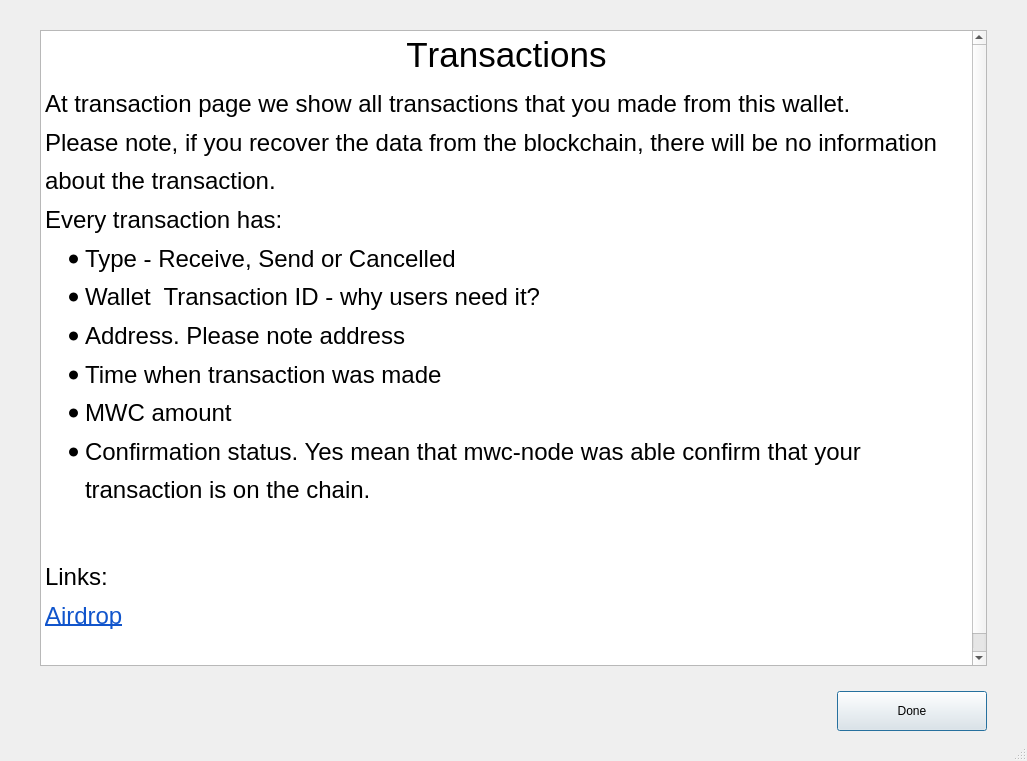
Qt form dialogs/helpdlg.ui (0xkobe/mwc-wallet) before a commit.
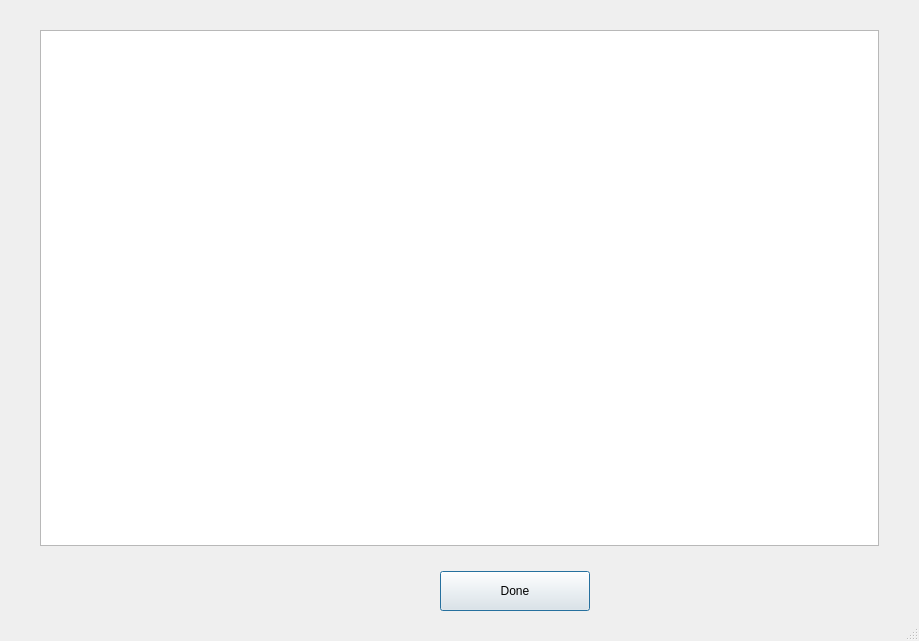
The same form after that commit. Icons and pictures are not drawn. Custom widgets are drawn as their Qt base class.

Commit message: Help content is done

```diff
--- a/dialogs/helpdlg.ui
+++ b/dialogs/helpdlg.ui
@@ -6,8 +6,8 @@
    <rect>
     <x>0</x>
     <y>0</y>
-    <width>1027</width>
-    <height>761</height>
+    <width>919</width>
+    <height>641</height>
    </rect>
   </property>
   <property name="windowTitle">
@@ -37,31 +37,29 @@
    </property>
    <item>
     <widget class="QTextBrowser" name="browser">
+     <property name="verticalScrollBarPolicy">
+      <enum>Qt::ScrollBarAsNeeded</enum>
+     </property>
+     <property name="sizeAdjustPolicy">
+      <enum>QAbstractScrollArea::AdjustToContents</enum>
+     </property>
+     <property name="autoFormatting">
+      <set>QTextEdit::AutoNone</set>
+     </property>
      <property name="html">
       <string>&lt;!DOCTYPE HTML PUBLIC &quot;-//W3C//DTD HTML 4.0//EN&quot; &quot;http://www.w3.org/TR/REC-html40/strict.dtd&quot;&gt;
 &lt;html&gt;&lt;head&gt;&lt;meta name=&quot;qrichtext&quot; content=&quot;1&quot; /&gt;&lt;style type=&quot;text/css&quot;&gt;
 p, li { white-space: pre-wrap; }
 &lt;/style&gt;&lt;/head&gt;&lt;body style=&quot; font-family:'.SF NS Text'; font-size:13pt; font-weight:400; font-style:normal;&quot;&gt;
-&lt;p align=&quot;center&quot; style=&quot; margin-top:0px; margin-bottom:0px; margin-left:0px; margin-right:0px; -qt-block-indent:0; text-indent:0px; line-height:138%;&quot;&gt;&lt;a name=&quot;docs-internal-guid-4ffe4311-7fff-f113-9474-bbc79bb5f423&quot;&gt;&lt;/a&gt;&lt;span style=&quot; font-family:'Arial'; font-size:26pt; color:#000000; background-color:transparent;&quot;&gt;T&lt;/span&gt;&lt;span style=&quot; font-family:'Arial'; font-size:26pt; color:#000000; background-color:transparent;&quot;&gt;ransactions&lt;/span&gt;&lt;/p&gt;
-&lt;p style=&quot; margin-top:0px; margin-bottom:0px; margin-left:0px; margin-right:0px; -qt-block-indent:0; text-indent:0px; line-height:138%;&quot;&gt;&lt;span style=&quot; font-family:'Arial'; font-size:18pt; color:#000000; background-color:transparent;&quot;&gt;At transaction page we show all transactions that you made from this wallet. &lt;/span&gt;&lt;/p&gt;
-&lt;p style=&quot; margin-top:0px; margin-bottom:0px; margin-left:0px; margin-right:0px; -qt-block-indent:0; text-indent:0px; line-height:138%;&quot;&gt;&lt;span style=&quot; font-family:'Arial'; font-size:18pt; color:#000000; background-color:transparent;&quot;&gt;Please note, if you recover the data from the blockchain, there will be no information about the transaction.&lt;/span&gt;&lt;/p&gt;
-&lt;p style=&quot; margin-top:0px; margin-bottom:0px; margin-left:0px; margin-right:0px; -qt-block-indent:0; text-indent:0px; line-height:138%;&quot;&gt;&lt;img src=&quot;:/help/images/image1.png&quot; width=&quot;500&quot; height=&quot;350&quot; /&gt;&lt;/p&gt;
-&lt;p style=&quot; margin-top:0px; margin-bottom:0px; margin-left:0px; margin-right:0px; -qt-block-indent:0; text-indent:0px; line-height:138%;&quot;&gt;&lt;span style=&quot; font-family:'Arial'; font-size:18pt; color:#000000; background-color:transparent;&quot;&gt;Every transaction has:&lt;/span&gt;&lt;/p&gt;
-&lt;ul style=&quot;margin-top: 0px; margin-bottom: 0px; margin-left: 0px; margin-right: 0px; -qt-list-indent: 1;&quot;&gt;&lt;li style=&quot; font-family:'Monaco'; font-size:18pt; color:#000000; background-color:transparent;&quot; style=&quot; margin-top:0px; margin-bottom:0px; margin-left:0px; margin-right:0px; -qt-block-indent:0; text-indent:0px; line-height:138%;&quot;&gt;Type - Receive, Send or Cancelled&lt;/li&gt;
-&lt;li style=&quot; font-family:'Monaco'; font-size:18pt; color:#000000; background-color:transparent;&quot; style=&quot; margin-top:0px; margin-bottom:0px; margin-left:0px; margin-right:0px; -qt-block-indent:0; text-indent:0px; line-height:138%;&quot;&gt;Wallet  Transaction ID - why users need it?&lt;/li&gt;
-&lt;li style=&quot; font-family:'Monaco'; font-size:18pt; color:#000000; background-color:transparent;&quot; style=&quot; margin-top:0px; margin-bottom:0px; margin-left:0px; margin-right:0px; -qt-block-indent:0; text-indent:0px; line-height:138%;&quot;&gt;Address. Please note address &lt;/li&gt;
-&lt;li style=&quot; font-family:'Monaco'; font-size:18pt; color:#000000; background-color:transparent;&quot; style=&quot; margin-top:0px; margin-bottom:0px; margin-left:0px; margin-right:0px; -qt-block-indent:0; text-indent:0px; line-height:138%;&quot;&gt;Time when transaction was made&lt;/li&gt;
-&lt;li style=&quot; font-family:'Monaco'; font-size:18pt; color:#000000; background-color:transparent;&quot; style=&quot; margin-top:0px; margin-bottom:0px; margin-left:0px; margin-right:0px; -qt-block-indent:0; text-indent:0px; line-height:138%;&quot;&gt;MWC amount &lt;/li&gt;
-&lt;li style=&quot; font-family:'Monaco'; font-size:18pt; color:#000000; background-color:transparent;&quot; style=&quot; margin-top:0px; margin-bottom:0px; margin-left:0px; margin-right:0px; -qt-block-indent:0; text-indent:0px; line-height:138%;&quot;&gt;Confirmation status. Yes mean that mwc-node was able confirm that your transaction is on the chain.&lt;/li&gt;&lt;/ul&gt;
-&lt;p style=&quot; margin-top:0px; margin-bottom:0px; margin-left:0px; margin-right:0px; -qt-block-indent:0; text-indent:0px;&quot;&gt;&lt;span style=&quot; font-size:18pt;&quot;&gt;&lt;br /&gt;&lt;/span&gt;&lt;/p&gt;
-&lt;p style=&quot; margin-top:0px; margin-bottom:0px; margin-left:0px; margin-right:0px; -qt-block-indent:0; text-indent:0px; line-height:138%;&quot;&gt;&lt;span style=&quot; font-family:'Arial'; font-size:18pt; color:#000000; background-color:transparent;&quot;&gt;Links:&lt;/span&gt;&lt;/p&gt;
-&lt;p style=&quot; margin-top:0px; margin-bottom:0px; margin-left:0px; margin-right:0px; -qt-block-indent:0; text-indent:0px; line-height:138%;&quot;&gt;&lt;a href=&quot;https://update.me&quot;&gt;&lt;span style=&quot; font-family:'Arial'; font-size:18pt; text-decoration: underline; color:#1155cc; background-color:transparent;&quot;&gt;Airdrop&lt;/span&gt;&lt;/a&gt;&lt;/p&gt;
-&lt;p style=&quot; margin-top:0px; margin-bottom:0px; margin-left:0px; margin-right:0px; -qt-block-indent:0; text-indent:0px;&quot;&gt;&lt;br /&gt;&lt;/p&gt;&lt;/body&gt;&lt;/html&gt;</string>
+&lt;p style=&quot;-qt-paragraph-type:empty; margin-top:0px; margin-bottom:0px; margin-left:0px; margin-right:0px; -qt-block-indent:0; text-indent:0px;&quot;&gt;&lt;br /&gt;&lt;/p&gt;&lt;/body&gt;&lt;/html&gt;</string>
+     </property>
+     <property name="openLinks">
+      <bool>false</bool>
      </property>
     </widget>
    </item>
    <item>
-    <layout class="QHBoxLayout" name="horizontalLayout">
+    <layout class="QHBoxLayout" name="horizontalLayout" stretch="0,0,1,0,1">
      <property name="spacing">
       <number>15</number>
      </property>
@@ -191,6 +189,19 @@
        </property>
       </widget>
      </item>
+     <item>
+      <spacer name="horizontalSpacer_2">
+       <property name="orientation">
+        <enum>Qt::Horizontal</enum>
+       </property>
+       <property name="sizeHint" stdset="0">
+        <size>
+         <width>40</width>
+         <height>20</height>
+        </size>
+       </property>
+      </spacer>
+     </item>
     </layout>
    </item>
   </layout>
```
The commit also changes 38 other files.
